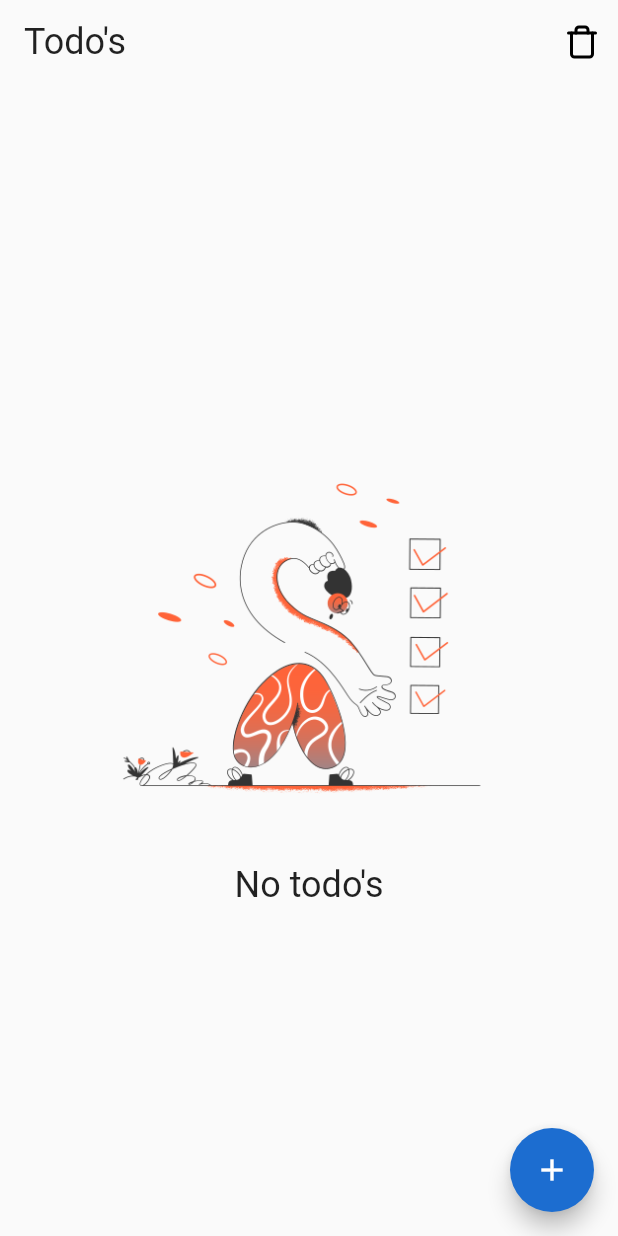
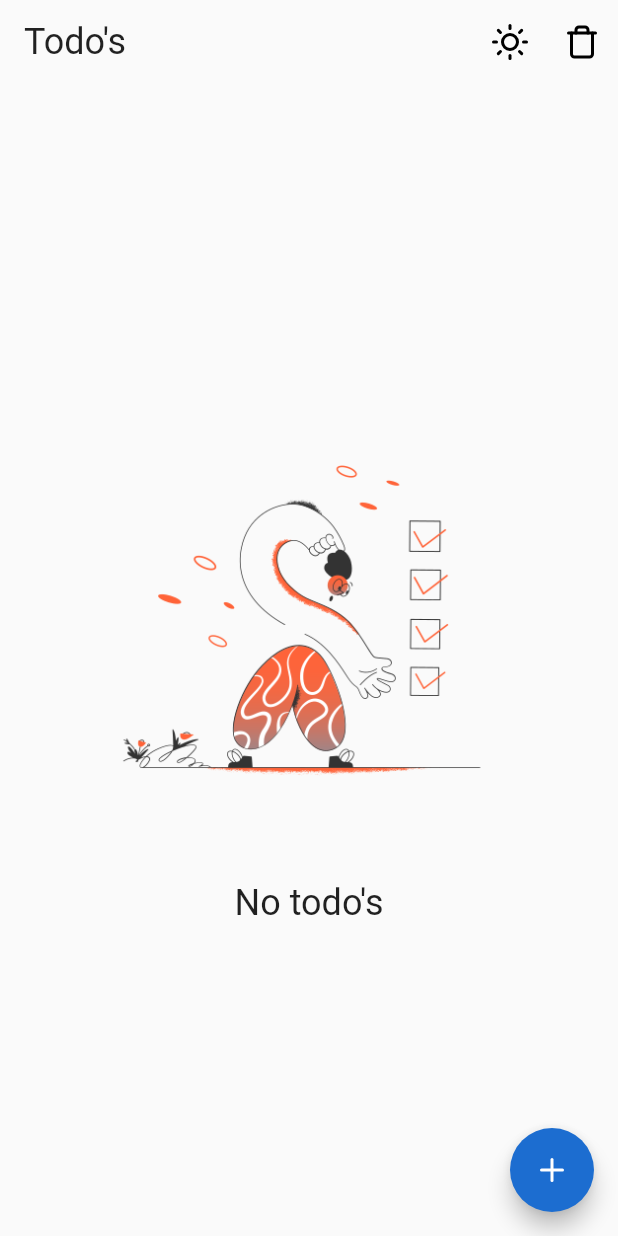
Before and after one commit to DaviesNyantakyi/flutter_hive_todo_app, a Flutter app: the screen it shows after launch, on a phone screen of 412 x 824 dp. Run offline on Flutter 3.47's test engine with Material 2 defaults, Android fonts, the phone set to English and light mode, and no system bars; our stand-ins replace feather_icons, hive, hive_flutter; missing offline and left inert: dart_date, material_color_generator; accounts and stored records are empty.

Commit message:
Dark and Light mode added

```diff
--- a/lib/main.dart
+++ b/lib/main.dart
@@ -3,7 +3,7 @@ import 'package:todo_app_hive/models/todo_model.dart';
 import 'package:todo_app_hive/screens/todo_screen.dart';
 
 import 'package:hive_flutter/hive_flutter.dart';
-import 'package:todo_app_hive/utilities/constant.dart';
+import 'package:todo_app_hive/utilities/custom_theme.dart';
 
 Future<void> main() async {
   WidgetsFlutterBinding.ensureInitialized();
@@ -11,6 +11,7 @@ Future<void> main() async {
   await Hive.initFlutter();
   Hive.registerAdapter(TodoModelAdapter());
   await Hive.openBox<TodoModel>('todoBox');
+  await Hive.openBox<bool>('darkModeBox');
 
   runApp(const MyApp());
 }
@@ -20,27 +21,19 @@ class MyApp extends StatelessWidget {
 
   @override
   Widget build(BuildContext context) {
-    return MaterialApp(
-      title: 'Flutter Demo',
-      debugShowCheckedModeBanner: false,
-      theme: _theme,
-      home: const TodoScreen(),
+    return ValueListenableBuilder<Box<bool>>(
+      valueListenable: Hive.box<bool>('darkModeBox').listenable(),
+      builder: (context, darkModeBox, _) {
+        final isDarkMode = darkModeBox.get('isDarkMode');
+        return MaterialApp(
+          title: 'Flutter Demo',
+          debugShowCheckedModeBanner: false,
+          theme: isDarkMode == false || isDarkMode == null
+              ? CustomTheme.lightMode
+              : CustomTheme.darkMode,
+          home: const TodoScreen(),
+        );
+      },
     );
   }
 }
-
-ThemeData? _theme = ThemeData(
-  primarySwatch: Colors.blue,
-  appBarTheme: const AppBarTheme(
-    color: Colors.transparent,
-    elevation: 0,
-  ),
-  floatingActionButtonTheme: const FloatingActionButtonThemeData(
-    backgroundColor: kLightBlue,
-  ),
-  elevatedButtonTheme: ElevatedButtonThemeData(
-    style: ButtonStyle(
-      backgroundColor: MaterialStateProperty.all(kLightBlue),
-    ),
-  ),
-);
--- a/lib/screens/todo_screen.dart
+++ b/lib/screens/todo_screen.dart
@@ -41,42 +41,87 @@ class _TodoScreenState extends State<TodoScreen> {
         style: Theme.of(context).textTheme.headline5,
       ),
       actions: [
+        _buildDarkModeButton(),
         _buildDeleteButton(),
       ],
     );
   }
 
+  Widget _buildDarkModeButton() {
+    return ValueListenableBuilder<Box<bool>>(
+      valueListenable: Hive.box<bool>('darkModeBox').listenable(),
+      builder: (context, darkModeBox, _) {
+        final isDarkMode = darkModeBox.get('isDarkMode');
+
+        return IconButton(
+          tooltip: 'Dark Mode',
+          icon: Icon(
+            isDarkMode == true ? FeatherIcons.moon : FeatherIcons.sun,
+            color: isDarkMode == true ? Colors.white : Colors.black,
+          ),
+          onPressed: () async {
+            if (isDarkMode == true) {
+              await darkModeBox.put('isDarkMode', false);
+              debugPrint('isDarkMode: $isDarkMode');
+              debugPrint('Now in darkMode');
+            } else {
+              await darkModeBox.put('isDarkMode', true);
+              debugPrint('isDarkMode: $isDarkMode');
+              debugPrint('Now in lightMode');
+            }
+          },
+        );
+      },
+    );
+  }
+
   Widget _buildDeleteButton() {
+    return ValueListenableBuilder<Box<bool>>(
+      valueListenable: Hive.box<bool>('darkModeBox').listenable(),
+      builder: (context, darkModeBox, _) {
+        final isDarkMode = darkModeBox.get('isDarkMode');
         return IconButton(
           tooltip: 'Delete',
-      icon: const Icon(
+          icon: Icon(
             FeatherIcons.trash,
-        color: Colors.black,
+            color: isDarkMode == true ? Colors.white : Colors.black,
           ),
           onPressed: () async {
             await Hive.box<TodoModel>('todoBox').clear();
           },
         );
+      },
+    );
   }
 
-  FloatingActionButton _buildAddButton() {
+  Widget _buildAddButton() {
     return FloatingActionButton(
       heroTag: 'addTodo',
       onPressed: () => createTodo(),
       tooltip: 'Add',
-      child: const Icon(Icons.add),
+      child: const Icon(
+        FeatherIcons.plus,
+        color: Colors.white,
+      ),
     );
   }
 
   Widget _buildEmptyPlaceHolder() {
+    return ValueListenableBuilder<Box<bool>>(
+        valueListenable: Hive.box<bool>('darkModeBox').listenable(),
+        builder: (context, darkModeBox, _) {
+          final isDarkMode = darkModeBox.get('isDarkMode');
           return Center(
             child: SingleChildScrollView(
               child: Column(
                 children: [
                   Image.asset(
-              'assets/todo.png',
+                    isDarkMode == true
+                        ? 'assets/todo_dark_mode.png'
+                        : 'assets/todo.png',
                     width: 300,
                   ),
+                  const SizedBox(height: 24),
                   Text(
                     'No todo\'s',
                     style: Theme.of(context).textTheme.headline5,
@@ -85,6 +130,7 @@ class _TodoScreenState extends State<TodoScreen> {
               ),
             ),
           );
+        });
   }
 
   Widget _buildBody() {
--- a/lib/utilities/constant.dart
+++ b/lib/utilities/constant.dart
@@ -4,5 +4,6 @@ const Color kPink = Color(0xFFFED1EF);
 const Color kSeaGreen = Color(0xFFA3E4DB);
 const Color kLightBlue = Color(0xFF1C6DD0);
 const Color kDarkBlue = Color(0xFF101E52);
+const Color kGreyBlue = Color(0xFF373B5E);
 
 const double kRadius = 10.0;
--- /dev/null
+++ b/lib/utilities/custom_theme.dart
@@ -0,0 +1,44 @@
+import 'package:flutter/material.dart';
+import 'package:material_color_generator/material_color_generator.dart'
+    as generate_color;
+import 'package:todo_app_hive/utilities/constant.dart';
+
+class CustomTheme {
+  static ThemeData get lightMode => _lightMode;
+  static ThemeData get darkMode => _darkMode;
+  static final ThemeData _lightMode = ThemeData(
+    colorScheme: const ColorScheme.light(),
+    primarySwatch: Colors.blue,
+    appBarTheme: const AppBarTheme(
+      color: Colors.transparent,
+      elevation: 0,
+    ),
+    floatingActionButtonTheme: const FloatingActionButtonThemeData(
+      backgroundColor: kLightBlue,
+    ),
+    elevatedButtonTheme: ElevatedButtonThemeData(
+      style: ButtonStyle(
+        backgroundColor: MaterialStateProperty.all(kLightBlue),
+      ),
+    ),
+  );
+  static final ThemeData _darkMode = ThemeData(
+    colorScheme: const ColorScheme.dark(),
+    scaffoldBackgroundColor: kGreyBlue,
+    primarySwatch: generate_color.generateMaterialColor(
+      color: kLightBlue,
+    ),
+    appBarTheme: const AppBarTheme(
+      color: Colors.transparent,
+      elevation: 0,
+    ),
+    floatingActionButtonTheme: const FloatingActionButtonThemeData(
+      backgroundColor: kLightBlue,
+    ),
+    elevatedButtonTheme: ElevatedButtonThemeData(
+      style: ButtonStyle(
+        backgroundColor: MaterialStateProperty.all(kLightBlue),
+      ),
+    ),
+  );
+}
--- a/pubspec.yaml
+++ b/pubspec.yaml
@@ -36,6 +36,8 @@ dependencies:
   cupertino_icons: ^1.0.2
   hive: ^2.2.2
   hive_flutter: ^1.1.0
+  material_color_generator: ^1.1.0
+
 
 
 dev_dependencies:
```
Also changed, not shown: lib/screens/create_todo_screen.dart (+36 -8 lines), lib/widgets/todo_card.dart (+8 -0 lines), assets/todo_dark_mode.png (added), pubspec.lock. Lines whose indentation alone changed are shown as unchanged.
